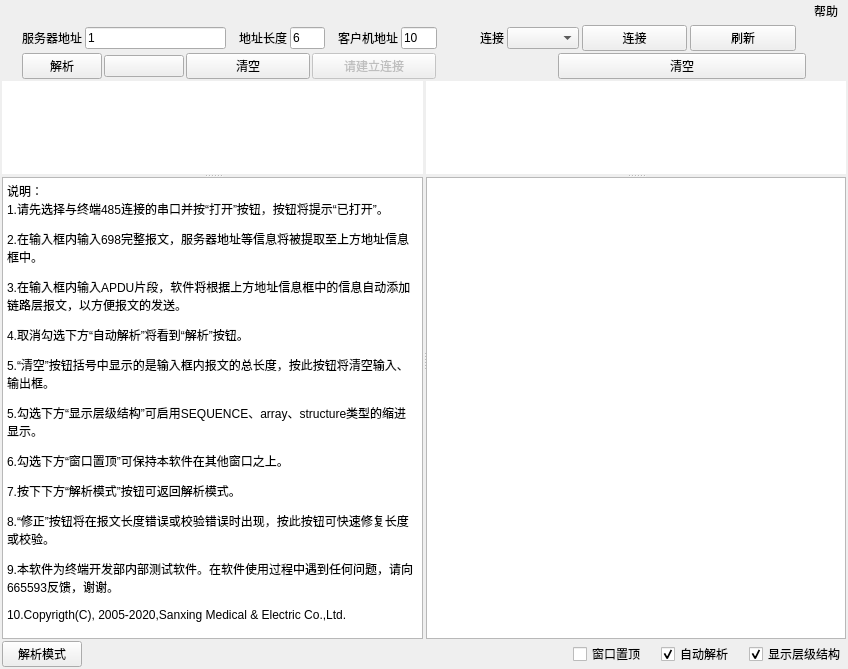
This is UI/serial_window.ui in KayFelicities/698trans as Qt 5 draws it before an edit. The edited form follows.
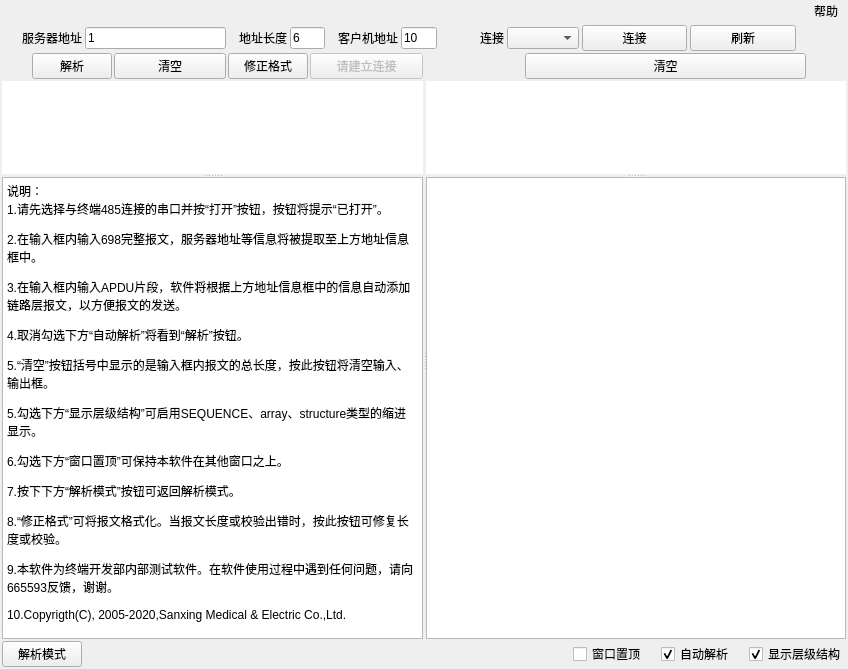
This is the edited form. Icons and pictures are not drawn.

Commit message: quick fix L/HCS/FCS

What changed in the file:
```diff
--- a/UI/serial_window.ui
+++ b/UI/serial_window.ui
@@ -250,7 +250,7 @@
         </property>
         <property name="sizeHint" stdset="0">
          <size>
-          <width>20</width>
+          <width>30</width>
           <height>20</height>
          </size>
         </property>
@@ -269,13 +269,6 @@
         </property>
        </widget>
       </item>
-      <item>
-       <widget class="QPushButton" name="quick_fix_button">
-        <property name="text">
-         <string> </string>
-        </property>
-       </widget>
-      </item>
       <item>
        <widget class="QPushButton" name="send_clear_button">
         <property name="sizePolicy">
@@ -289,6 +282,13 @@
         </property>
        </widget>
       </item>
+      <item>
+       <widget class="QPushButton" name="quick_fix_button">
+        <property name="text">
+         <string>修正格式</string>
+        </property>
+       </widget>
+      </item>
       <item>
        <widget class="QPushButton" name="send_button">
         <property name="enabled">
@@ -312,7 +312,7 @@
         </property>
         <property name="sizeHint" stdset="0">
          <size>
-          <width>120</width>
+          <width>100</width>
           <height>20</height>
          </size>
         </property>
@@ -322,7 +322,7 @@
        <widget class="QPushButton" name="receive_clear_button">
         <property name="sizePolicy">
          <sizepolicy hsizetype="Expanding" vsizetype="Fixed">
-          <horstretch>4</horstretch>
+          <horstretch>5</horstretch>
           <verstretch>0</verstretch>
          </sizepolicy>
         </property>
@@ -463,7 +463,7 @@
 &lt;p style=&quot; margin-top:12px; margin-bottom:12px; margin-left:0px; margin-right:0px; -qt-block-indent:0; text-indent:0px;&quot;&gt;5.勾选下方“显示层级结构”可启用SEQUENCE、array、structure类型的缩进显示。&lt;/p&gt;
 &lt;p style=&quot; margin-top:12px; margin-bottom:12px; margin-left:0px; margin-right:0px; -qt-block-indent:0; text-indent:0px;&quot;&gt;6.勾选下方“窗口置顶”可保持本软件在其他窗口之上。&lt;/p&gt;
 &lt;p style=&quot; margin-top:12px; margin-bottom:12px; margin-left:0px; margin-right:0px; -qt-block-indent:0; text-indent:0px;&quot;&gt;7.按下下方“解析模式”按钮可返回解析模式。&lt;/p&gt;
-&lt;p style=&quot; margin-top:12px; margin-bottom:12px; margin-left:0px; margin-right:0px; -qt-block-indent:0; text-indent:0px;&quot;&gt;8.“修正”按钮将在报文长度错误或校验错误时出现，按此按钮可快速修复长度或校验。&lt;/p&gt;
+&lt;p style=&quot; margin-top:12px; margin-bottom:12px; margin-left:0px; margin-right:0px; -qt-block-indent:0; text-indent:0px;&quot;&gt;8.“修正格式”可将报文格式化。当报文长度或校验出错时，按此按钮可修复长度或校验。&lt;/p&gt;
 &lt;p style=&quot; margin-top:12px; margin-bottom:12px; margin-left:0px; margin-right:0px; -qt-block-indent:0; text-indent:0px;&quot;&gt;9.本软件为终端开发部内部测试软件。在软件使用过程中遇到任何问题，请向665593反馈，谢谢。&lt;/p&gt;
 &lt;p style=&quot; margin-top:12px; margin-bottom:12px; margin-left:0px; margin-right:0px; -qt-block-indent:0; text-indent:0px;&quot;&gt;10.Copyrigth(C), 2005-2020,Sanxing Medical &amp;amp; Electric Co.,Ltd.&lt;/p&gt;&lt;/body&gt;&lt;/html&gt;</string>
         </property>
```
The commit also changes 8 other files.
